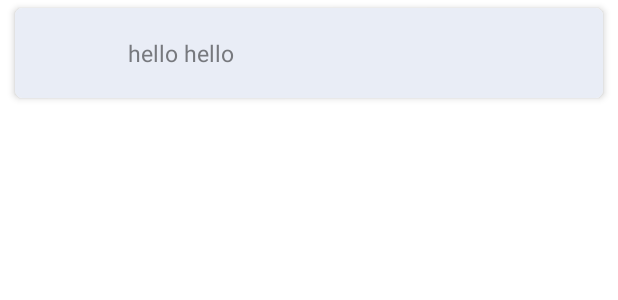
After one commit to aungbophyoe/Android_MVVM_Sample, an Android app: the layout rv_photos_item.xml on its own in the app's theme, with its tools: preview values and no code run, on a phone screen of 412 x 824 dp. The commit adds this screen. Shown: the top 300 px of the screen. Run offline under Robolectric (Android 15) with nearby library versions, the phone set to English and light mode, and no system bars.

Commit message:
feat: android jetpack, mvvm, di hilt, rest

```diff
--- a/app/src/main/AndroidManifest.xml
+++ b/app/src/main/AndroidManifest.xml
@@ -6,12 +6,15 @@
 
     <application
         android:allowBackup="true"
+        android:name=".App"
         android:icon="@mipmap/ic_launcher"
         android:label="@string/app_name"
         android:roundIcon="@mipmap/ic_launcher_round"
         android:supportsRtl="true"
         android:theme="@style/Theme.MVVMSample">
-        <activity android:name=".MainActivity">
+        <activity android:name=".view.MainActivity"
+            android:configChanges="keyboard|keyboardHidden|orientation|screenSize|screenLayout|smallestScreenSize|uiMode"
+            >
             <intent-filter>
                 <action android:name="android.intent.action.MAIN" />
 
--- /dev/null
+++ b/app/src/main/res/layout/rv_photos_item.xml
@@ -0,0 +1,47 @@
+<?xml version="1.0" encoding="utf-8"?>
+<androidx.cardview.widget.CardView
+    xmlns:android="http://schemas.android.com/apk/res/android"
+    android:layout_width="match_parent"
+    android:layout_height="wrap_content"
+    xmlns:tools="http://schemas.android.com/tools"
+    android:padding="5dp"
+    android:layout_marginLeft="10dp"
+    android:layout_marginRight="10dp"
+    android:layout_marginTop="5dp"
+    android:layout_marginBottom="5dp"
+    app:cardCornerRadius="5dp"
+    app:cardElevation="3dp"
+    xmlns:app="http://schemas.android.com/apk/res-auto">
+
+    <androidx.constraintlayout.widget.ConstraintLayout
+        android:layout_width="match_parent"
+        android:layout_height="60dp"
+        android:paddingLeft="15dp"
+        android:paddingRight="15dp"
+        android:background="@color/light_gray">
+
+        <ImageView
+            android:layout_width="40dp"
+            android:layout_height="40dp"
+            android:id="@+id/ivPhoto"
+            app:layout_constraintTop_toTopOf="parent"
+            app:layout_constraintBottom_toBottomOf="parent"
+            app:layout_constraintStart_toStartOf="parent"/>
+
+        <TextView
+            android:layout_width="0dp"
+            android:layout_height="wrap_content"
+            tools:text="hello hello"
+            android:maxLines="2"
+            android:textSize="15sp"
+            android:layout_marginLeft="20dp"
+            android:textColor="@color/txt_color"
+            app:layout_constraintTop_toTopOf="@id/ivPhoto"
+            app:layout_constraintBottom_toBottomOf="@id/ivPhoto"
+            app:layout_constraintStart_toEndOf="@id/ivPhoto"
+            app:layout_constraintEnd_toEndOf="parent"
+            android:id="@+id/tvTitle"/>
+
+    </androidx.constraintlayout.widget.ConstraintLayout>
+
+</androidx.cardview.widget.CardView>
--- a/app/src/main/res/values/colors.xml
+++ b/app/src/main/res/values/colors.xml
@@ -7,4 +7,12 @@
     <color name="teal_700">#FF018786</color>
     <color name="black">#FF000000</color>
     <color name="white">#FFFFFFFF</color>
+
+    <color name="colorPrimary">#4361E7</color>
+    <color name="colorAccent">#5773EF</color>
+    <color name="txt_color">#77797E</color>
+    <color name="transparent">#00ffffff</color>
+    <color name="light_gray">#E9EDF6</color>
+    <color name="frescoPlaceHolder">#204E43E2</color>
+
 </resources>
--- a/app/src/main/res/values/themes.xml
+++ b/app/src/main/res/values/themes.xml
@@ -1,14 +1,14 @@
 <resources xmlns:tools="http://schemas.android.com/tools">
     <!-- Base application theme. -->
-    <style name="Theme.MVVMSample" parent="Theme.MaterialComponents.DayNight.DarkActionBar">
+    <style name="Theme.MVVMSample" parent="Theme.MaterialComponents.Light.NoActionBar">
         <!-- Primary brand color. -->
-        <item name="colorPrimary">@color/purple_500</item>
-        <item name="colorPrimaryVariant">@color/purple_700</item>
+        <item name="colorPrimary">@color/colorPrimary</item>
+        <item name="colorPrimaryVariant">@color/colorAccent</item>
         <item name="colorOnPrimary">@color/white</item>
         <!-- Secondary brand color. -->
-        <item name="colorSecondary">@color/teal_200</item>
-        <item name="colorSecondaryVariant">@color/teal_700</item>
-        <item name="colorOnSecondary">@color/black</item>
+        <item name="colorSecondary">@color/colorPrimary</item>
+        <item name="colorSecondaryVariant">@color/colorAccent</item>
+        <item name="colorOnSecondary">@color/light_gray</item>
         <!-- Status bar color. -->
         <item name="android:statusBarColor" tools:targetApi="l">?attr/colorPrimaryVariant</item>
         <!-- Customize your theme here. -->
--- a/build.gradle
+++ b/build.gradle
@@ -1,15 +1,15 @@
 // Top-level build file where you can add configuration options common to all sub-projects/modules.
 buildscript {
-    ext.kotlin_version = "1.4.32"
+    ext.kotlin_version = "1.5.31"
     repositories {
         google()
         jcenter()
     }
     dependencies {
-        def hilt_version = "2.31.2-alpha"
+        def hilt_version = "2.38.1"
         classpath "com.android.tools.build:gradle:4.1.3"
         classpath "org.jetbrains.kotlin:kotlin-gradle-plugin:$kotlin_version"
-        classpath "com.google.dagger:hilt-android-gradle-plugin:$hilt_version"
+        classpath("com.google.dagger:hilt-android-gradle-plugin:$hilt_version")
 
         // NOTE: Do not place your application dependencies here; they belong
         // in the individual module build.gradle files
```
Also changed, not shown: app/build.gradle (+26 -16 lines), app/src/main/java/com/aungbophyoe/space/mvvmsample/App.kt (added, +8 -0 lines), app/src/main/java/com/aungbophyoe/space/mvvmsample/MainActivity.kt (deleted, +0 -11 lines), app/src/main/java/com/aungbophyoe/space/mvvmsample/di/RepositoryModule.kt (added, +17 -0 lines), app/src/main/java/com/aungbophyoe/space/mvvmsample/di/RetrofitModule.kt (added, +37 -0 lines), app/src/main/java/com/aungbophyoe/space/mvvmsample/model/Photo.kt (added, +16 -0 lines), app/src/main/java/com/aungbophyoe/space/mvvmsample/recyclerAdapter/PhotoRecyclerAdapter.kt (added, +55 -0 lines), app/src/main/java/com/aungbophyoe/space/mvvmsample/repository/MainRepository.kt (added, +22 -0 lines), app/src/main/java/com/aungbophyoe/space/mvvmsample/rest/ApiService.kt (added, +10 -0 lines), app/src/main/java/com/aungbophyoe/space/mvvmsample/util/DataState.kt (added, +9 -0 lines), app/src/main/java/com/aungbophyoe/space/mvvmsample/util/ImageBinderAdapter.kt (added, +20 -0 lines), app/src/main/java/com/aungbophyoe/space/mvvmsample/util/ViewExtension.kt (added, +19 -0 lines), app/src/main/java/com/aungbophyoe/space/mvvmsample/view/MainActivity.kt (added, +87 -0 lines), app/src/main/java/com/aungbophyoe/space/mvvmsample/viewmodel/MainActivityViewModel.kt (added, +29 -0 lines), 1 more files.
